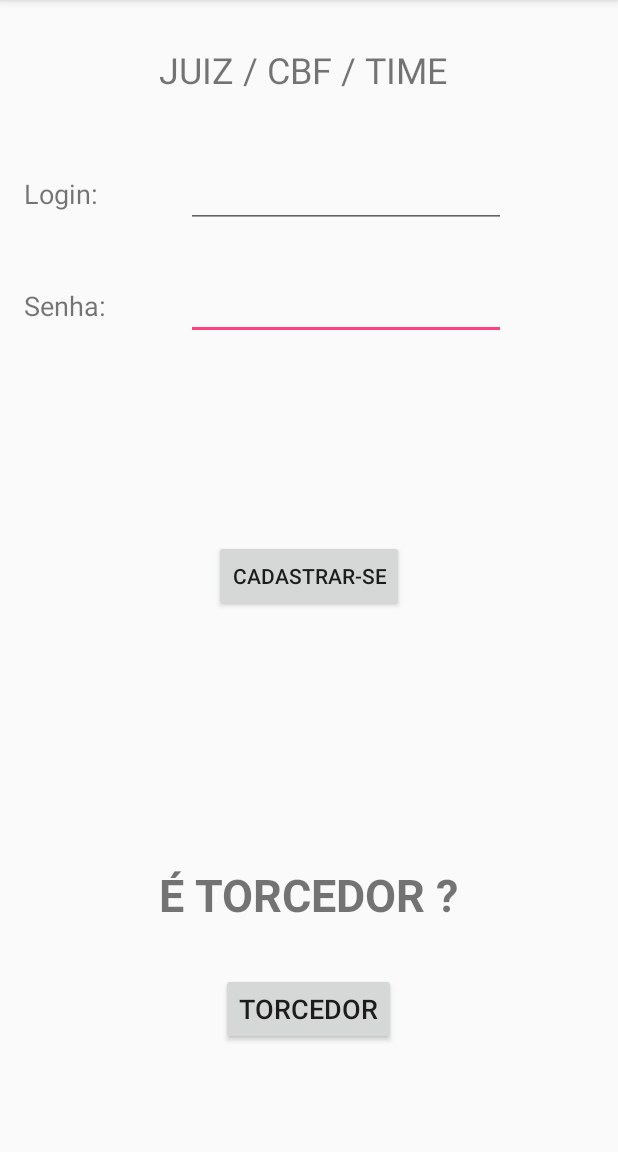
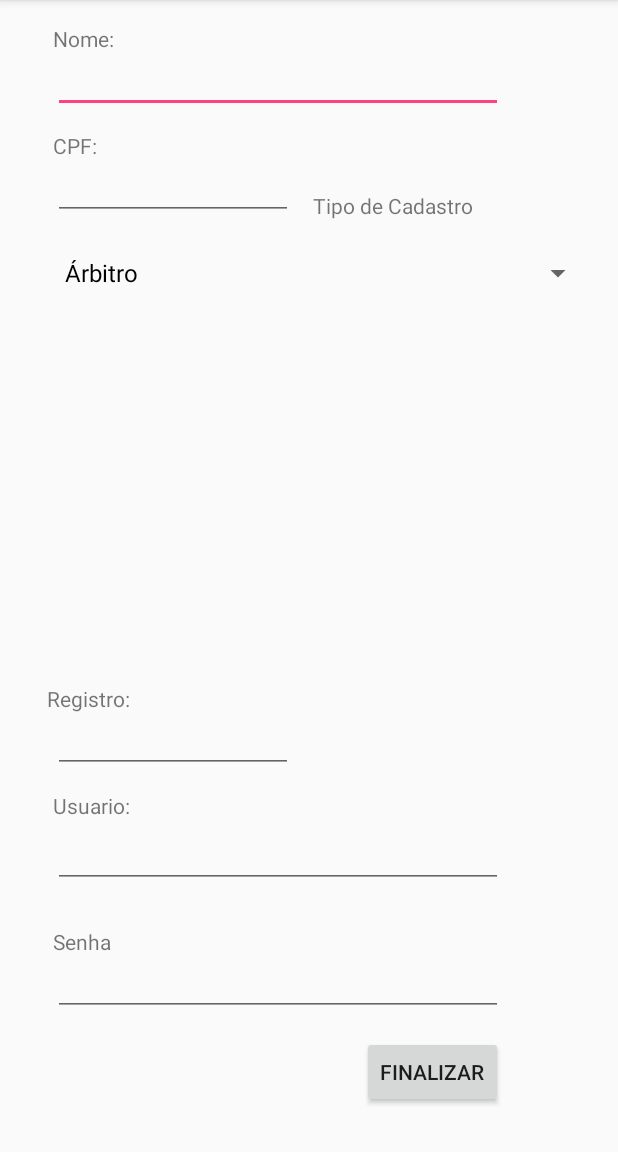
Before and after one commit to BlueTub/SumulaEletronica, an Android app: the screen it shows after launch (MainActivity before the commit, ActivityCadastro after it), after a tap on "CADASTRAR-SE", on a phone screen of 412 x 824 dp, the part 84-1236 px from its top. Run offline under Robolectric (Android 15) with nearby library versions, the phone set to English and light mode, and no system bars.

Commit message:
cadastro

```diff
--- /dev/null
+++ b/app/src/main/java/com/projeto/sumula/sumulaeletronica/View/ActivityCadastro.java
@@ -0,0 +1,69 @@
+package com.projeto.sumula.sumulaeletronica.View;
+
+import android.support.v7.app.AppCompatActivity;
+import android.os.Bundle;
+import android.view.View;
+import android.widget.AdapterView;
+import android.widget.ArrayAdapter;
+import android.widget.Button;
+import android.widget.EditText;
+import android.widget.Spinner;
+import android.widget.Toast;
+
+import com.projeto.sumula.sumulaeletronica.R;
+
+import java.util.ArrayList;
+import java.util.List;
+
+public class ActivityCadastro extends AppCompatActivity {
+
+    private Spinner spinTipo;
+    private List<String> tipos;
+    private EditText txtNome;
+    private EditText txtCpf;
+    private EditText txtRegistro;
+    private EditText txtUsuario;
+    private EditText txtSenha;
+    private Button btnFinalizar;
+
+    @Override
+    protected void onCreate(Bundle savedInstanceState) {
+        super.onCreate(savedInstanceState);
+        setContentView(R.layout.activity_cadastro);
+
+        spinTipo = (Spinner) findViewById(R.id.spinTipo);
+        txtNome = (EditText) findViewById(R.id.txtNome);
+        txtCpf = (EditText) findViewById(R.id.txtCPF);
+        txtRegistro = (EditText) findViewById(R.id.txtRegistro);
+        txtUsuario = (EditText) findViewById(R.id.txtUsuario);
+        txtSenha = (EditText) findViewById(R.id.txtSenha);
+        btnFinalizar = (Button) findViewById(R.id.btnFinalizar);
+
+        tipos = new ArrayList<>();
+        tipos.add("Árbitro");
+        tipos.add("STJD");
+        tipos.add("CBF");
+        tipos.add("Clube");
+
+        ArrayAdapter<String> arrayAdapter = new ArrayAdapter<>(this, android.R.layout.simple_spinner_dropdown_item, tipos);
+        ArrayAdapter<String> spinnerArrayAdapter = arrayAdapter;
+        spinnerArrayAdapter.setDropDownViewResource(android.R.layout.simple_spinner_item);
+        spinTipo.setAdapter(spinnerArrayAdapter);
+
+        spinTipo.setOnItemSelectedListener(new AdapterView.OnItemSelectedListener() {
+
+            @Override
+            public void onItemSelected(AdapterView<?> parent, View v, int posicao, long id) {
+                //pega nome pela posição
+                String nome = parent.getItemAtPosition(posicao).toString();
+                //imprime um Toast na tela com o nome que foi selecionado
+                Toast.makeText(ActivityCadastro.this, "Nome Selecionado: " + nome, Toast.LENGTH_LONG).show();
+            }
+
+            @Override
+            public void onNothingSelected(AdapterView<?> parent) {
+
+            }
+        });
+    }
+}
--- a/app/src/main/java/com/projeto/sumula/sumulaeletronica/View/MainActivity.java
+++ b/app/src/main/java/com/projeto/sumula/sumulaeletronica/View/MainActivity.java
@@ -12,7 +12,6 @@
 import android.widget.Toast;
 
 import com.projeto.sumula.sumulaeletronica.R;
-import com.projeto.sumula.sumulaeletronica.fragments.cadastro.FragmentCadastro;
 
 public class MainActivity extends AppCompatActivity {
 
@@ -42,8 +41,8 @@
             public void onClick(View view){
                 ConnectivityManager manager = (ConnectivityManager)getSystemService(MainActivity.CONNECTIVITY_SERVICE);
                 if (isNetworkConnected(manager)){
-                    FragmentCadastro fragmentCadastro = new FragmentCadastro();
-                    transaction(fragmentCadastro);
+                    Intent intent = new Intent(MainActivity.this, ActivityCadastro.class);
+                    startActivity(intent);
                 }else{
                     Toast.makeText(MainActivity.this, "Falha ao encontrar rede", Toast.LENGTH_SHORT).show();
                 }
--- a/app/src/main/java/com/projeto/sumula/sumulaeletronica/fragments/cadastro/FragmentCadastro.java
+++ /dev/null
@@ -1,68 +0,0 @@
-package com.projeto.sumula.sumulaeletronica.fragments.cadastro;
-
-import android.os.Bundle;
-import android.support.annotation.Nullable;
-import android.support.v4.app.Fragment;
-import android.view.LayoutInflater;
-import android.view.View;
-import android.view.ViewGroup;
-import android.widget.AdapterView;
-import android.widget.ArrayAdapter;
-import android.widget.Spinner;
-import android.widget.Toast;
-
-import com.projeto.sumula.sumulaeletronica.R;
-
-import java.util.ArrayList;
-import java.util.List;
-
-/**
- * Created by Pedro on 07/06/2017.
- */
-
-public class FragmentCadastro extends Fragment {
-
-    private Spinner spinTipo;
-    private List<String> tipos;
-
-    public FragmentCadastro() {
-        // Required empty public constructor
-    }
-
-    @Nullable
-    @Override
-    public View onCreateView(LayoutInflater inflater, ViewGroup container, Bundle savedInstanceState) {
-
-        View view =  inflater.inflate(R.layout.fragment_cadastro, container, false);
-        spinTipo = (Spinner) view.findViewById(R.id.spinTipo);
-
-        tipos = new ArrayList<String>();
-        tipos.add("Árbitro");
-        tipos.add("STJD");
-        tipos.add("CBF");
-        tipos.add("Clube");
-
-        ArrayAdapter<String> arrayAdapter = new ArrayAdapter<>(FragmentCadastro.this.getActivity(), android.R.layout.simple_spinner_dropdown_item, tipos);
-        ArrayAdapter<String> spinnerArrayAdapter = arrayAdapter;
-        spinnerArrayAdapter.setDropDownViewResource(android.R.layout.simple_spinner_item);
-        spinTipo.setAdapter(spinnerArrayAdapter);
-
-        spinTipo.setOnItemSelectedListener(new AdapterView.OnItemSelectedListener() {
-
-            @Override
-            public void onItemSelected(AdapterView<?> parent, View v, int posicao, long id) {
-                //pega nome pela posição
-                String nome = parent.getItemAtPosition(posicao).toString();
-                //imprime um Toast na tela com o nome que foi selecionado
-                Toast.makeText(FragmentCadastro.this.getActivity(), "Nome Selecionado: " + nome, Toast.LENGTH_LONG).show();
-            }
-
-            @Override
-            public void onNothingSelected(AdapterView<?> parent) {
-
-            }
-        });
-
-        return view;
-    }
-}
--- a/app/src/main/res/layout/fragment_cadastro.xml
+++ b/app/src/main/res/layout/activity_cadastro.xml
@@ -1,18 +1,20 @@
+<?xml version="1.0" encoding="utf-8"?>
 <RelativeLayout xmlns:android="http://schemas.android.com/apk/res/android"
     xmlns:tools="http://schemas.android.com/tools"
+    android:id="@+id/activity_cadastro"
     android:layout_width="match_parent"
     android:layout_height="match_parent"
-    tools:context="com.projeto.sumula.sumulaeletronica.fragments.cadastro.FragmentCadastro">
-
-    <!-- TODO: Update blank fragment layout -->
+    android:paddingBottom="@dimen/activity_vertical_margin"
+    android:paddingLeft="@dimen/activity_horizontal_margin"
+    android:paddingRight="@dimen/activity_horizontal_margin"
+    android:paddingTop="@dimen/activity_vertical_margin"
+    tools:context="com.projeto.sumula.sumulaeletronica.View.ActivityCadastro">
 
     <TextView
         android:text="Nome:"
         android:layout_width="wrap_content"
         android:layout_height="wrap_content"
-        android:layout_marginTop="20dp"
         android:id="@+id/tvNome"
-        android:layout_alignParentTop="true"
         android:layout_alignParentStart="true"
         android:layout_marginStart="19dp" />
 
@@ -38,12 +40,12 @@
     <EditText
         android:layout_width="wrap_content"
         android:layout_height="wrap_content"
-        android:inputType="textPersonName"
         android:ems="10"
         android:layout_below="@+id/tvCPF"
         android:layout_alignStart="@+id/tvCPF"
         android:id="@+id/txtCPF"
-        android:textSize="14sp" />
+        android:textSize="14sp"
+        android:inputType="number" />
 
 
     <EditText
@@ -52,7 +54,7 @@
         android:inputType="textEmailAddress"
         android:ems="10"
         android:layout_marginBottom="160dp"
-        android:id="@+id/etUsuario"
+        android:id="@+id/txtUsuario"
         android:layout_alignParentBottom="true"
         android:layout_alignStart="@+id/txtCPF"
         android:layout_alignEnd="@+id/txtNome" />
@@ -61,18 +63,9 @@
         android:text="Usuario:"
         android:layout_width="wrap_content"
         android:layout_height="wrap_content"
-        android:layout_above="@+id/etUsuario"
-        android:layout_alignStart="@+id/etUsuario"
+        android:layout_above="@+id/txtUsuario"
+        android:layout_alignStart="@+id/txtUsuario"
         android:id="@+id/tvUsuario" />
-
-    <Spinner
-        android:layout_width="match_parent"
-        android:layout_height="wrap_content"
-        android:layout_marginTop="24dp"
-        android:id="@+id/spinTipo"
-        android:layout_below="@+id/txtCPF"
-        android:layout_alignEnd="@+id/textView6"
-        android:layout_alignStart="@+id/txtCPF" />
 
     <TextView
         android:text="Registro:"
@@ -82,32 +75,12 @@
         android:layout_above="@+id/txtRegistro"
         android:layout_alignEnd="@+id/tvUsuario" />
 
-    <EditText
-        android:layout_width="wrap_content"
-        android:layout_height="wrap_content"
-        android:inputType="textPersonName"
-        android:ems="10"
-        android:id="@+id/txtRegistro"
-        android:textSize="14sp"
-        android:layout_marginBottom="32dp"
-        android:layout_above="@+id/tvUsuario"
-        android:layout_alignStart="@+id/tvUsuario" />
-
-    <TextView
-        android:text="Tipo de Cadastro"
-        android:layout_width="wrap_content"
-        android:layout_height="wrap_content"
-        android:id="@+id/textView6"
-        android:layout_below="@+id/txtCPF"
-        android:layout_alignEnd="@+id/txtNome"
-        android:layout_marginEnd="16dp" />
-
     <TextView
         android:text="Senha"
         android:layout_width="wrap_content"
         android:layout_height="wrap_content"
         android:layout_below="@+id/tvUsuario"
-        android:layout_alignStart="@+id/etUsuario"
+        android:layout_alignStart="@+id/txtUsuario"
         android:layout_marginTop="71dp"
         android:id="@+id/tvSenha" />
 
@@ -120,7 +93,7 @@
         android:textSize="14sp"
         android:layout_below="@+id/tvSenha"
         android:layout_alignStart="@+id/tvSenha"
-        android:layout_alignEnd="@+id/etUsuario" />
+        android:layout_alignEnd="@+id/txtUsuario" />
 
     <Button
         android:text="Finalizar"
@@ -130,4 +103,33 @@
         android:layout_alignParentBottom="true"
         android:layout_alignEnd="@+id/txtSenha"
         android:layout_marginBottom="13dp" />
+
+    <EditText
+        android:layout_width="wrap_content"
+        android:layout_height="wrap_content"
+        android:inputType="textPersonName"
+        android:ems="10"
+        android:id="@+id/txtRegistro"
+        android:textSize="14sp"
+        android:layout_above="@+id/tvUsuario"
+        android:layout_alignStart="@+id/tvUsuario"
+        android:layout_marginBottom="12dp" />
+
+    <TextView
+        android:text="Tipo de Cadastro"
+        android:layout_width="wrap_content"
+        android:layout_height="wrap_content"
+        android:id="@+id/textView6"
+        android:layout_marginStart="13dp"
+        android:layout_above="@+id/spinTipo"
+        android:layout_toEndOf="@+id/txtCPF" />
+
+    <Spinner
+        android:layout_width="match_parent"
+        android:layout_height="wrap_content"
+        android:layout_marginTop="11dp"
+        android:id="@+id/spinTipo"
+        android:layout_below="@+id/txtCPF"
+        android:layout_alignStart="@+id/txtCPF" />
+
 </RelativeLayout>
```
Also changed, not shown: app/src/main/AndroidManifest.xml (+3 -6 lines).
